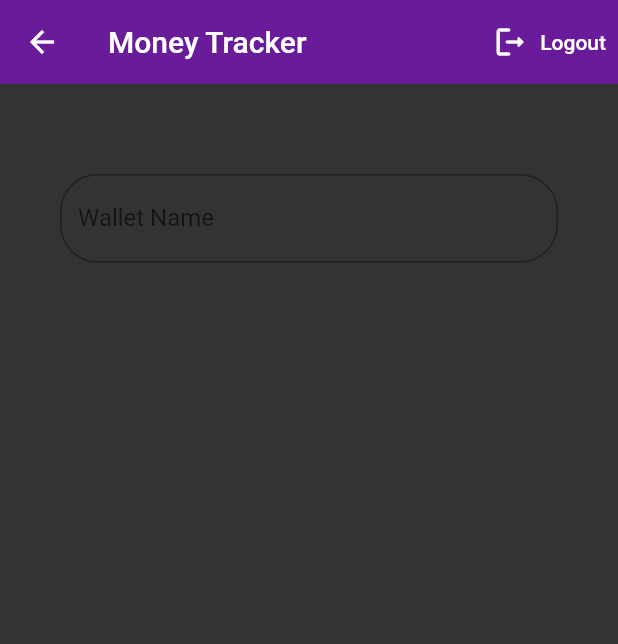
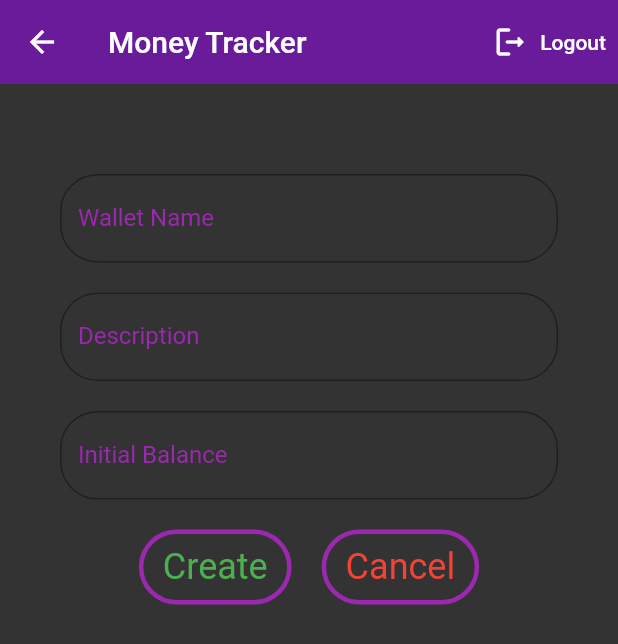
Before and after one commit to JoaoPedroVisconti/TrackMoneyFirebase, a Flutter app: the WalletForm screen opened directly, on a phone screen of 412 x 824 dp. Shown: the top 644 px of the screen. Run offline on Flutter 3.47's test engine with Material 2 defaults, Android fonts, the light colour scheme and no system bars; our stand-ins replace card_swiper, cloud_firestore, firebase_auth, firebase_core, flutter_multi_formatter, flutter_spinkit; accounts and stored records are empty.

Commit message:
Add wallet from Flutter frontend

```diff
--- a/track_money/lib/models/wallet_card.dart
+++ b/track_money/lib/models/wallet_card.dart
@@ -24,7 +24,7 @@ class WalletCard extends StatelessWidget {
             Container(
               padding: EdgeInsets.only(top: 60),
               child: Text(
-                wallet.balance.toString(),
+                '€ ' + wallet.balance.toStringAsFixed(2),
                 style: TextStyle(
                   color: Colors.blue,
                   fontSize: 48,
--- a/track_money/lib/models/wallet_model.dart
+++ b/track_money/lib/models/wallet_model.dart
@@ -2,7 +2,11 @@ class Wallet {
   final String name;
   final String description;
   final double balance;
+  final String username;
 
   Wallet(
-      {required this.name, required this.description, required this.balance});
+      {required this.name,
+      required this.description,
+      required this.balance,
+      required this.username});
 }
--- a/track_money/lib/screens/authenticate/login.dart
+++ b/track_money/lib/screens/authenticate/login.dart
@@ -1,5 +1,4 @@
 import 'package:flutter/material.dart';
-import 'package:flutter/services.dart';
 import 'package:track_money/services/auth_service.dart';
 import 'package:track_money/shared/constants.dart';
 import 'package:track_money/shared/loading.dart';
--- a/track_money/lib/screens/home/wallet_list.dart
+++ b/track_money/lib/screens/home/wallet_list.dart
@@ -1,6 +1,5 @@
 import 'package:card_swiper/card_swiper.dart';
 import 'package:flutter/material.dart';
-import 'package:cloud_firestore/cloud_firestore.dart';
 import 'package:provider/provider.dart';
 import 'package:track_money/models/wallet_card.dart';
 import 'package:track_money/models/wallet_model.dart';
--- a/track_money/lib/screens/wallet/wallet_form.dart
+++ b/track_money/lib/screens/wallet/wallet_form.dart
@@ -1,5 +1,11 @@
+import 'package:cloud_firestore/cloud_firestore.dart';
 import 'package:flutter/material.dart';
+import 'package:provider/provider.dart';
+import 'package:track_money/models/user_model.dart';
 import 'package:track_money/services/auth_service.dart';
+import 'package:track_money/services/database_service.dart';
+import 'package:track_money/shared/constants.dart';
+import 'package:flutter_multi_formatter/flutter_multi_formatter.dart';
 
 class WalletForm extends StatefulWidget {
   const WalletForm({Key? key}) : super(key: key);
@@ -10,6 +16,8 @@ class WalletForm extends StatefulWidget {
 
 class _WalletFormState extends State<WalletForm> {
   final AuthService _auth = AuthService();
+  // Collection reference
+  final FirebaseFirestore db = FirebaseFirestore.instance;
 
   final _formKey = GlobalKey<FormState>();
 
@@ -20,6 +28,8 @@ class _WalletFormState extends State<WalletForm> {
 
   @override
   Widget build(BuildContext context) {
+    final user = Provider.of<UserModel?>(context);
+
     return Scaffold(
         backgroundColor: Color(0xFF333333),
         appBar: AppBar(
@@ -37,33 +47,116 @@ class _WalletFormState extends State<WalletForm> {
             )
           ],
         ),
-        body: Container(
+        body: SingleChildScrollView(
+          child: Container(
             padding: EdgeInsets.fromLTRB(40, 60, 40, 0),
             child: Form(
               key: _formKey,
               child: Column(
                 children: [
                   TextFormField(
-                  validator: (val) =>
-                      val == null || val.isEmpty ? 'Please enter a name' : null,
+                      validator: (val) => val == null || val.isEmpty
+                          ? 'Please enter a name'
+                          : null,
                       onChanged: (val) {
                         setState(() {
                           name = val;
                         });
                       },
-                  decoration: InputDecoration(
-                    labelText: 'Wallet Name',
-                    border: OutlineInputBorder(
-                      borderRadius: BorderRadius.circular(25),
-                      borderSide: BorderSide(color: Colors.grey, width: 2),
+                      decoration: formInputDecoration('Wallet Name')),
+                  SizedBox(
+                    height: 20,
                   ),
-                    focusedBorder: OutlineInputBorder(
-                      borderRadius: BorderRadius.circular(25),
-                      borderSide: BorderSide(color: Colors.purple, width: 2)
+                  TextFormField(
+                      validator: (val) =>
+                          val == null ? 'Something Wrong' : null,
+                      onChanged: (val) {
+                        setState(() {
+                          description = val;
+                        });
+                      },
+                      decoration: formInputDecoration('Description')),
+                  SizedBox(
+                    height: 20,
+                  ),
+                  TextFormField(
+                    validator: (val) =>
+                        val == null || val.isEmpty ? '0.0' : null,
+                    onChanged: (val) {
+                      if (val.length > 0) {
+                        val = val.substring(0, val.length - 1);
+                      }
+                      setState(() {
+                        balance = double.parse(val);
+                      });
+                    },
+                    decoration: moneyInputDecoration('Initial Balance'),
+                    keyboardType: TextInputType.number,
+                    inputFormatters: [
+                      MoneyInputFormatter(
+                        trailingSymbol: MoneySymbols.DOLLAR_SIGN,
+                        thousandSeparator: ThousandSeparator.Comma,
                       )
+                    ],
+                  ),
+                  SizedBox(
+                    height: 20,
+                  ),
+                  Row(mainAxisAlignment: MainAxisAlignment.center, children: [
+                    ButtonTheme(
+                      minWidth: 200,
+                      height: 100,
+                      child: OutlinedButton(
+                        child: Text(
+                          'Create',
+                        ),
+                        style: outlineButtonStyle(Colors.green),
+                        onPressed: () async {
+                          QuerySnapshot<Map<String, dynamic>> snapshot =
+                              await db
+                                  .collection('users')
+                                  .limit(1)
+                                  .where('userId', isEqualTo: user!.uid)
+                                  .get();
+
+                          List<QueryDocumentSnapshot> docs = snapshot.docs;
+
+                          for (var doc in docs) {
+                            if (doc.data() != null) {
+                              username = doc.get('username');
+                            }
+                          }
+
+                          DatabaseService(uid: user.uid).createWallet(
+                              username ?? '', name ?? '', description ?? '', balance ?? 0.00);
+
+                          Navigator.pop(context);
+                          // print(username);
+                          // print(name);
+                          // print(description);
+                          // print(balance.toString());
+                        },
                       ),
                     ),
+                    SizedBox(
+                      width: 20,
+                    ),
+                    ButtonTheme(
+                      minWidth: 200,
+                      height: 100,
+                      child: OutlinedButton(
+                        child: Text(
+                          'Cancel',
+                        ),
+                        style: outlineButtonStyle(Colors.red),
+                        onPressed: () {
+                          Navigator.pop(context);
+                        },
+                      ),
+                    ),
+                  ]),
                 ],
+              ),
             ),
           ),
         ));
--- a/track_money/lib/shared/constants.dart
+++ b/track_money/lib/shared/constants.dart
@@ -4,10 +4,49 @@ const textInputDecoration = InputDecoration(
     fillColor: Colors.grey,
     filled: true,
     enabledBorder: OutlineInputBorder(
-    borderSide: BorderSide(color: Colors.grey, width: 2)
+        borderSide: BorderSide(color: Colors.grey, width: 2)),
+    focusedBorder: OutlineInputBorder(
+        borderSide: BorderSide(color: Colors.purple, width: 2)));
+
+formInputDecoration(String label) {
+  return InputDecoration(
+      labelText: label,
+      labelStyle: TextStyle(color: Colors.purple),
+      hintText: 'Enter a $label',
+      border: OutlineInputBorder(
+        borderRadius: BorderRadius.circular(25),
+        borderSide: BorderSide(color: Colors.grey, width: 2),
       ),
       focusedBorder: OutlineInputBorder(
-    borderSide: BorderSide(color: Colors.purple, width: 2)
-  )
+          borderRadius: BorderRadius.circular(25),
+          borderSide: BorderSide(color: Colors.purple, width: 2)));
+}
 
+moneyInputDecoration(String value) {
+  return InputDecoration(
+    border: OutlineInputBorder(
+      borderRadius: BorderRadius.circular(25),
+      borderSide: BorderSide(color: Colors.grey, width: 2),
+    ),
+    focusedBorder: OutlineInputBorder(
+        borderRadius: BorderRadius.circular(25),
+        borderSide: BorderSide(color: Colors.purple, width: 2)),
+    labelText: value,
+    labelStyle: TextStyle(color: Colors.purple),
+    hintText: 'Enter a $value',
+    errorStyle: TextStyle(
+      color: Colors.red,
+    ),
   );
+}
+
+outlineButtonStyle(Color color) {
+  return OutlinedButton.styleFrom(
+      shape: RoundedRectangleBorder(
+        borderRadius: BorderRadius.circular(30.0),
+      ),
+      primary: color,
+      textStyle: TextStyle(fontSize: 24),
+      side: BorderSide(color: Colors.purple, width: 3),
+      minimumSize: Size(100, 50));
+}
--- a/track_money/pubspec.yaml
+++ b/track_money/pubspec.yaml
@@ -32,6 +32,7 @@ dependencies:
   provider: ^5.0.0
   flutter_spinkit: ^5.0.0
   card_swiper: ^1.0.4
+  flutter_multi_formatter: ^2.3.3
 
 dev_dependencies:
   flutter_test:
```
Also changed, not shown: track_money/lib/models/helper_functions.dart (deleted, +0 -20 lines), track_money/lib/services/auth_service.dart (+21 -2 lines), track_money/lib/services/database_service.dart (+15 -21 lines), track_money/pubspec.lock. Lines whose indentation alone changed are shown as unchanged.
